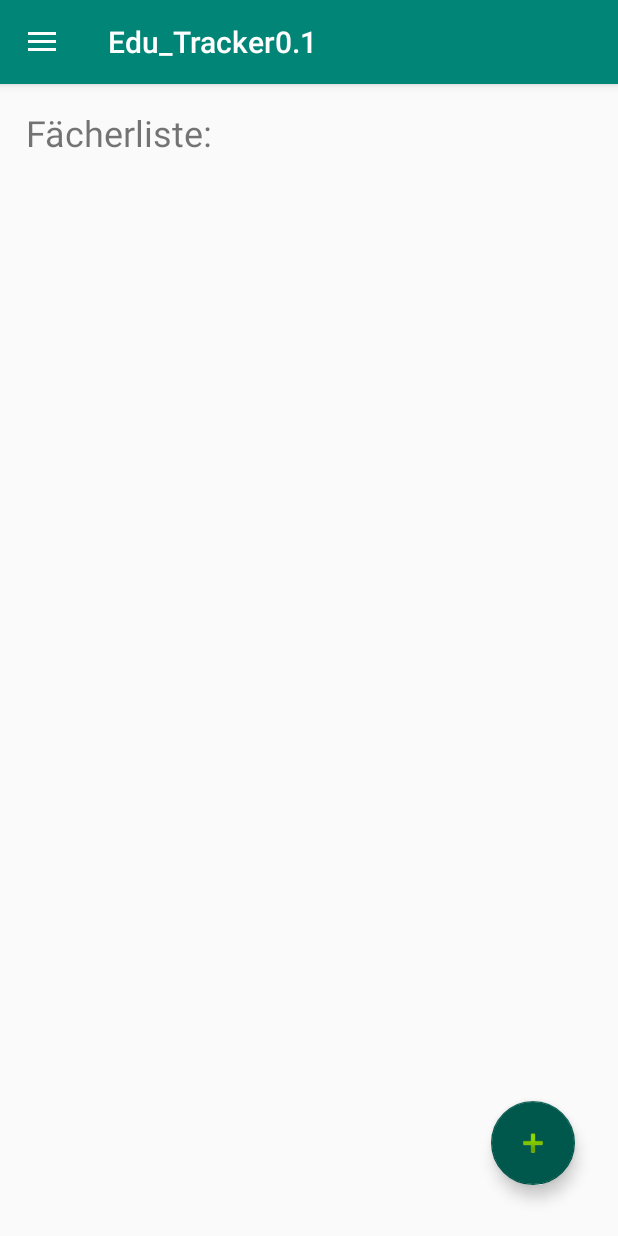
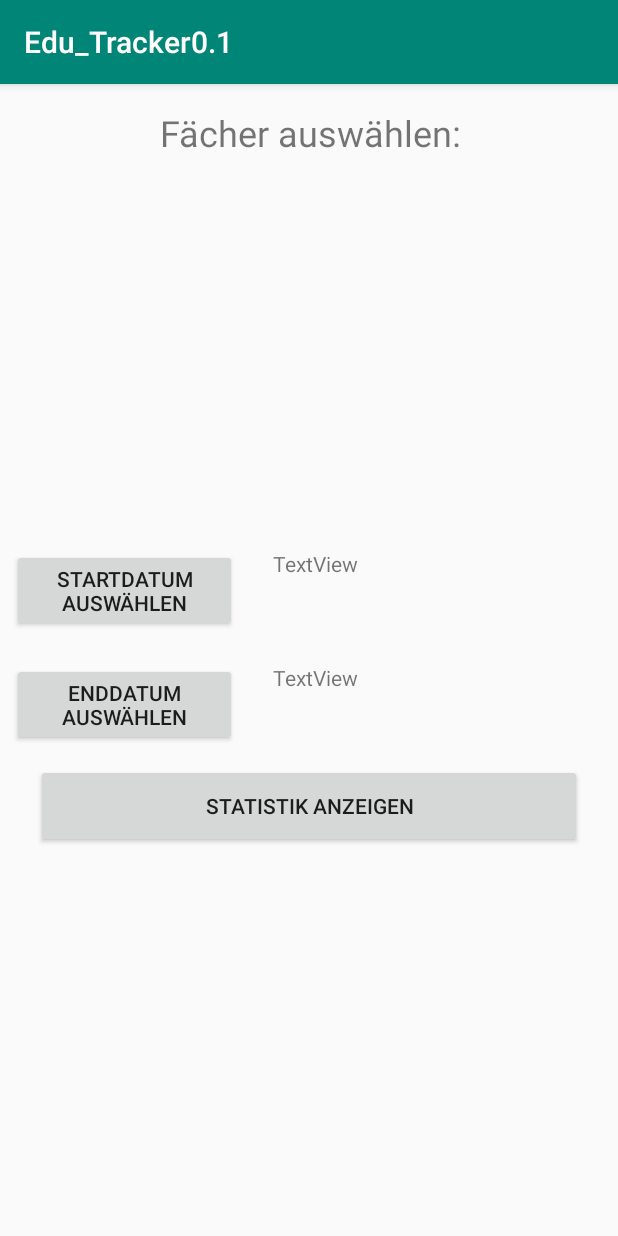
Before and after one commit to Elendin37/EduTracker, an Android app: the screen it shows after launch (MainActivity before the commit, Statistik_Auswahl after it), in the side drawer, after a tap on "Statistik", on a phone screen of 412 x 824 dp. Run offline under Robolectric (Android 15) with nearby library versions, the phone set to English and light mode, and no system bars.

Commit message:
Oberfläche für die Auswahlseite der Statistik erstellt

```diff
--- a/app/src/main/AndroidManifest.xml
+++ b/app/src/main/AndroidManifest.xml
@@ -5,7 +5,6 @@
     <uses-permission android:name="android.permission.WRITE_EXTERNAL_STORAGE" />
     <uses-permission android:name="android.permission.READ_EXTERNAL_STORAGE" />
     <uses-permission android:name="android.permission.MODIFY_AUDIO_SETTINGS" />
-
 
     <application
         android:allowBackup="true"
@@ -38,6 +37,7 @@
         <activity android:name=".LZLoeschenActivity" />
         <activity android:name=".MainActivityReward" />
         <activity android:name=".ShowActivityRang" />
+        <activity android:name=".Statistik_Auswahl"></activity>
     </application>
 
 </manifest>
--- a/app/src/main/java/com/example/tomr/edutracker_1/MainActivity.java
+++ b/app/src/main/java/com/example/tomr/edutracker_1/MainActivity.java
@@ -147,6 +147,8 @@ public class MainActivity extends AppCompatActivity
         } else if (id == R.id.nav_lerneinheiten) {
 
         } else if (id == R.id.nav_statistik) {
+            Intent statistik = new Intent(getApplicationContext(),Statistik_Auswahl.class);
+            startActivity(statistik);
 
         } else if (id == R.id.nav_errungenschaften) {
             Intent goals = new Intent(getApplicationContext(),MainActivityReward.class);
--- /dev/null
+++ b/app/src/main/java/com/example/tomr/edutracker_1/Statistik_Auswahl.java
@@ -0,0 +1,91 @@
+package com.example.tomr.edutracker_1;
+
+import android.app.DatePickerDialog;
+import android.support.v7.app.AppCompatActivity;
+import android.os.Bundle;
+import android.view.View;
+import android.widget.ArrayAdapter;
+import android.widget.Button;
+import android.widget.DatePicker;
+import android.widget.ListAdapter;
+import android.widget.ListView;
+import android.widget.TextView;
+import android.widget.Toast;
+
+import java.util.Calendar;
+
+public class Statistik_Auswahl extends AppCompatActivity {
+
+    MyDatabaseHelper db = new MyDatabaseHelper(this, null, null, 0);
+
+    ListView listview;
+    ListAdapter adapter;
+
+    TextView tvStart, tvEnd;
+    Button BtStart, BtEnd;
+
+    DatePickerDialog dpd;
+
+
+    @Override
+    protected void onCreate(Bundle savedInstanceState) {
+        super.onCreate(savedInstanceState);
+        setContentView(R.layout.activity_statistik_auswahl);
+
+//Auswahl der Fächer
+        listview = (ListView) findViewById(R.id.lv_faecher);
+        adapter = new ArrayAdapter(this, android.R.layout.simple_list_item_multiple_choice, db.getAllFaecher());
+        listview.setAdapter(adapter);
+        db.close();
+
+
+//Startdatum über Kalenderfenster auswählen
+        tvStart = (TextView)findViewById(R.id.tv_startdatum);
+        BtStart = (Button)findViewById(R.id.b_startdatum);
+
+        BtStart.setOnClickListener(new View.OnClickListener(){
+            @Override
+            public void onClick(View view){
+
+                final Calendar c = Calendar.getInstance();
+                int mDay = c.get(Calendar.DAY_OF_MONTH);
+                int mMonth = c.get(Calendar.MONTH);
+                int mYear =c.get(Calendar.YEAR);
+
+                dpd = new DatePickerDialog(Statistik_Auswahl.this, new DatePickerDialog.OnDateSetListener() {
+                    @Override
+                    public void onDateSet(DatePicker view, int year, int month, int day) {
+                        tvStart.setText(String.format("%02d", day)+"."+String.format("%02d", (month+1))+"."+year);
+                    }
+                }, mYear, mMonth, mDay);
+                dpd.show();
+            }
+        });
+//TODO: -Christoph- Auswahl begranzen --> Enddatum >= Startdatum
+ //Enddatum über Kalenderfenster auswählen
+        tvEnd =(TextView)findViewById(R.id.tv_enddatum);
+        BtEnd = (Button)findViewById(R.id.b_Enddatum);
+
+        BtEnd.setOnClickListener(new View.OnClickListener(){
+            @Override
+            public void onClick(View view){
+
+                final Calendar c = Calendar.getInstance();
+                int mDay = c.get(Calendar.DAY_OF_MONTH);
+                int mMonth = c.get(Calendar.MONTH);
+                int mYear =c.get(Calendar.YEAR);
+
+                dpd = new DatePickerDialog(Statistik_Auswahl.this, new DatePickerDialog.OnDateSetListener() {
+                    @Override
+                    public void onDateSet(DatePicker view, int year, int month, int day) {
+                        tvEnd.setText(String.format("%02d", day)+"."+String.format("%02d", (month+1))+"."+year);
+                    }
+                }, mYear, mMonth, mDay);
+                dpd.show();
+            }
+        });
+    }
+
+
+
+}
--- a/app/src/main/res/layout/activity_speichern.xml
+++ b/app/src/main/res/layout/activity_speichern.xml
@@ -65,7 +65,8 @@
         android:layout_marginTop="12dp"
         app:layout_constraintStart_toEndOf="@+id/filename"
         app:layout_constraintTop_toBottomOf="@+id/notiz"
-        app:srcCompat="@drawable/blank" />
+
+        />
 
     <TextView
         android:id="@+id/filename"
--- /dev/null
+++ b/app/src/main/res/layout/activity_statistik_auswahl.xml
@@ -0,0 +1,90 @@
+<?xml version="1.0" encoding="utf-8"?>
+<android.support.constraint.ConstraintLayout xmlns:android="http://schemas.android.com/apk/res/android"
+    xmlns:app="http://schemas.android.com/apk/res-auto"
+    xmlns:tools="http://schemas.android.com/tools"
+    android:id="@+id/b_Startdatum"
+    android:layout_width="match_parent"
+    android:layout_height="match_parent"
+    tools:context=".Statistik_Auswahl">
+
+    <Button
+        android:id="@+id/b_Enddatum"
+        android:layout_width="150dp"
+        android:layout_height="wrap_content"
+        android:layout_marginStart="8dp"
+        android:layout_marginTop="96dp"
+        android:text="Enddatum auswählen"
+        app:layout_constraintStart_toStartOf="parent"
+        app:layout_constraintTop_toBottomOf="@+id/lv_faecher" />
+
+    <TextView
+        android:id="@+id/textView6"
+        android:layout_width="269dp"
+        android:layout_height="0dp"
+        android:layout_marginStart="58dp"
+        android:layout_marginTop="16dp"
+        android:layout_marginEnd="57dp"
+        android:gravity="center_horizontal"
+        android:text="Fächer auswählen:"
+        android:textSize="24sp"
+        app:layout_constraintEnd_toEndOf="parent"
+        app:layout_constraintStart_toStartOf="parent"
+        app:layout_constraintTop_toTopOf="parent" />
+
+    <ListView
+        android:id="@+id/lv_faecher"
+        android:layout_width="368dp"
+        android:layout_height="233dp"
+        android:layout_marginStart="8dp"
+        android:layout_marginTop="8dp"
+        android:layout_marginEnd="8dp"
+        android:choiceMode="multipleChoice"
+        app:layout_constraintEnd_toEndOf="parent"
+        app:layout_constraintStart_toStartOf="parent"
+        app:layout_constraintTop_toBottomOf="@+id/textView6" />
+
+    <Button
+        android:id="@+id/b_startdatum"
+        android:layout_width="150dp"
+        android:layout_height="wrap_content"
+        android:layout_marginStart="8dp"
+        android:layout_marginTop="20dp"
+        android:text="Startdatum auswählen"
+        app:layout_constraintStart_toStartOf="parent"
+        app:layout_constraintTop_toBottomOf="@+id/lv_faecher" />
+
+    <TextView
+        android:id="@+id/tv_startdatum"
+        android:layout_width="184dp"
+        android:layout_height="55dp"
+        android:layout_marginStart="24dp"
+        android:layout_marginTop="20dp"
+        android:text="TextView"
+        app:layout_constraintStart_toEndOf="@+id/b_startdatum"
+        app:layout_constraintTop_toBottomOf="@+id/lv_faecher" />
+
+    <TextView
+        android:id="@+id/tv_enddatum"
+        android:layout_width="184dp"
+        android:layout_height="55dp"
+        android:layout_marginStart="24dp"
+        android:layout_marginTop="96dp"
+        android:text="TextView"
+        app:layout_constraintStart_toEndOf="@+id/b_startdatum"
+        app:layout_constraintTop_toBottomOf="@+id/lv_faecher" />
+
+    <Button
+        android:id="@+id/b_StatistikAnzeigen"
+        android:layout_width="364dp"
+        android:layout_height="56dp"
+        android:layout_marginStart="8dp"
+        android:layout_marginTop="12dp"
+        android:layout_marginEnd="8dp"
+        android:onClick="onClick_StatistikAnzeigen_Btn"
+        android:text="Statistik anzeigen"
+        app:layout_constraintEnd_toEndOf="parent"
+        app:layout_constraintStart_toStartOf="parent"
+        app:layout_constraintTop_toBottomOf="@+id/b_Enddatum" />
+
+
+</android.support.constraint.ConstraintLayout>
```
